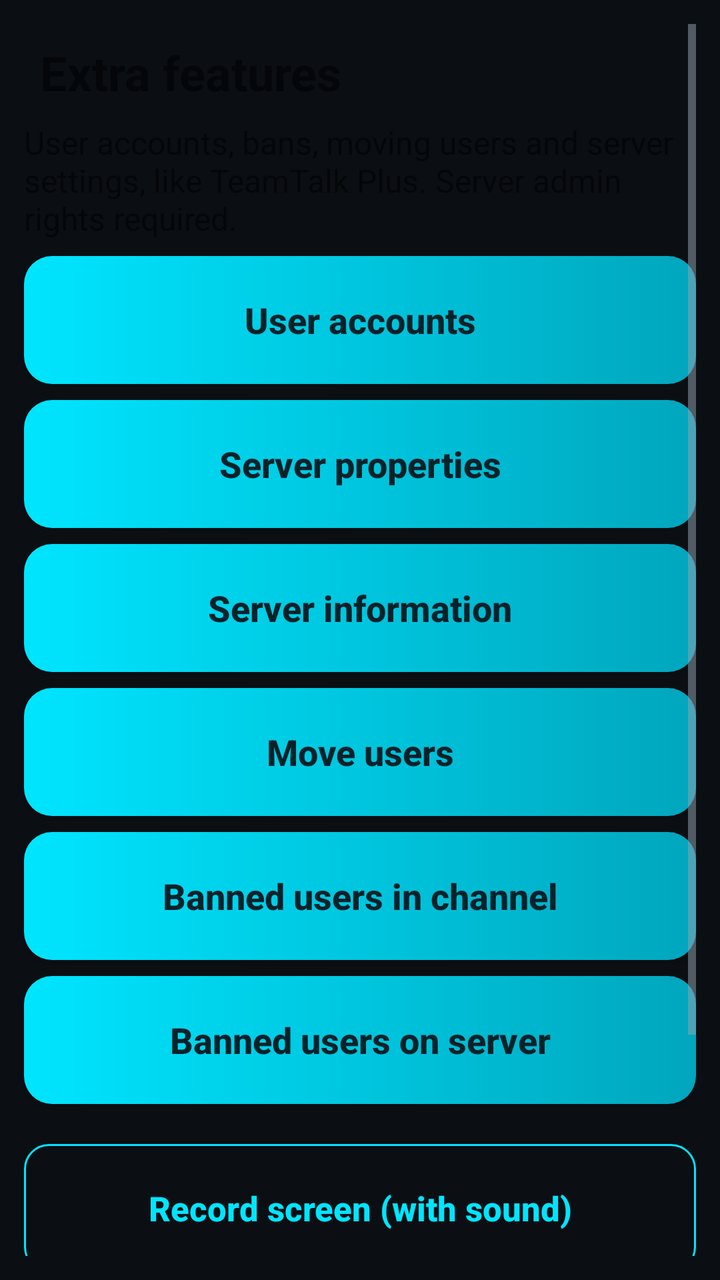
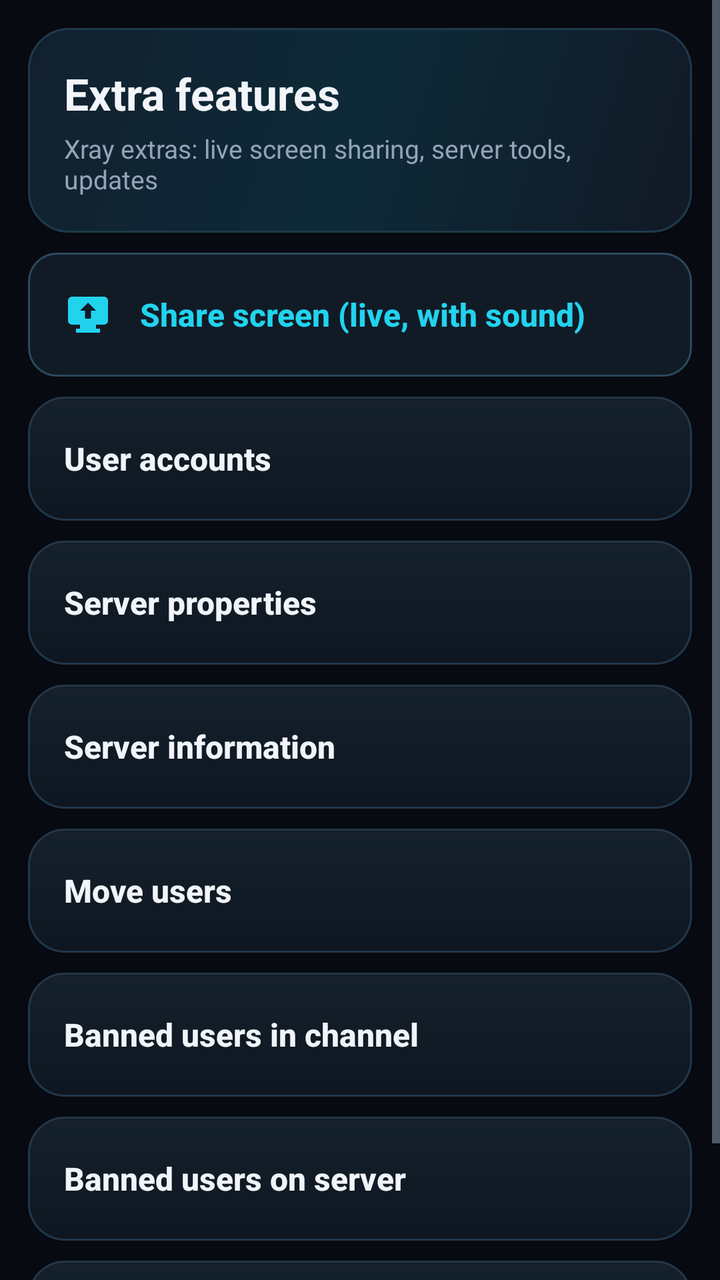

The first picture is an Android layout as it rendered before a commit; the second is the same layout after the commit. The layout source and the unified diff follow.
<!-- AndroidManifest.xml: application theme AppTheme -->
<!-- res/layout/activity_xray_admin.xml -->
<?xml version="1.0" encoding="utf-8"?>
<ScrollView xmlns:android="http://schemas.android.com/apk/res/android"
    android:layout_width="match_parent"
    android:layout_height="match_parent"
    android:padding="12dp">

    <LinearLayout
        android:layout_width="match_parent"
        android:layout_height="wrap_content"
        android:orientation="vertical">

        <TextView
            android:id="@+id/txt_xray_admin_title"
            android:layout_width="match_parent"
            android:layout_height="wrap_content"
            android:padding="8dp"
            android:text="@string/xray_admin"
            android:textSize="24sp"
            android:textStyle="bold" />

        <TextView
            android:id="@+id/txt_xray_admin_hint"
            android:layout_width="match_parent"
            android:layout_height="wrap_content"
            android:paddingBottom="8dp"
            android:text="@string/xray_admin_hint"
            android:textSize="16sp" />

        <Button
            android:id="@+id/btn_xray_user_accounts"
            android:layout_width="match_parent"
            android:layout_height="wrap_content"
            android:layout_marginBottom="8dp"
            android:contentDescription="@string/xray_user_accounts"
            android:minHeight="64dp"
            android:text="@string/xray_user_accounts"
            android:textSize="18sp" />

        <Button
            android:id="@+id/btn_xray_server_props"
            android:layout_width="match_parent"
            android:layout_height="wrap_content"
            android:layout_marginBottom="8dp"
            android:contentDescription="@string/xray_server_props"
            android:minHeight="64dp"
            android:text="@string/xray_server_props"
            android:textSize="18sp" />

        <Button
            android:id="@+id/btn_xray_server_info"
            android:layout_width="match_parent"
            android:layout_height="wrap_content"
            android:layout_marginBottom="8dp"
            android:contentDescription="@string/xray_server_info"
            android:minHeight="64dp"
            android:text="@string/xray_server_info"
            android:textSize="18sp" />

        <Button
            android:id="@+id/btn_xray_move_users"
            android:layout_width="match_parent"
            android:layout_height="wrap_content"
            android:layout_marginBottom="8dp"
            android:contentDescription="@string/xray_move_users"
            android:minHeight="64dp"
            android:text="@string/xray_move_users"
            android:textSize="18sp" />

        <Button
            android:id="@+id/btn_xray_channel_bans"
            android:layout_width="match_parent"
            android:layout_height="wrap_content"
            android:layout_marginBottom="8dp"
            android:contentDescription="@string/xray_channel_bans"
            android:minHeight="64dp"
            android:text="@string/xray_channel_bans"
            android:textSize="18sp" />

        <Button
            android:id="@+id/btn_xray_server_bans"
            android:layout_width="match_parent"
            android:layout_height="wrap_content"
            android:layout_marginBottom="8dp"
            android:contentDescription="@string/xray_server_bans"
            android:minHeight="64dp"
            android:text="@string/xray_server_bans"
            android:textSize="18sp" />

            <Button
            android:id="@+id/btn_xray_record"
            android:layout_width="match_parent"
            android:layout_height="64dp"
            android:layout_marginTop="12dp"
            android:background="@drawable/xray_btn_ghost"
            android:text="@string/xray_hub_record"
            android:textColor="@color/xray_accent"
            android:textSize="17sp" />

        <Button
            android:id="@+id/btn_xray_share"
            android:layout_width="match_parent"
            android:layout_height="64dp"
            android:layout_marginTop="8dp"
            android:background="@drawable/xray_btn_ghost"
            android:text="@string/xray_hub_share"
            android:textColor="@color/xray_accent"
            android:textSize="17sp" />
        <Button
            android:id="@+id/btn_xray_update"
            android:layout_width="match_parent"
            android:layout_height="64dp"
            android:layout_marginTop="8dp"
            android:background="@drawable/xray_btn_ghost"
            android:text="@string/xray_hub_update"
            android:textColor="@color/xray_accent"
            android:textSize="17sp" />
</LinearLayout>
</ScrollView>
<!-- resources referenced by this layout -->
<resources>
  <color name="xray_accent">#00E5FF</color>
  <!-- drawable xray_btn_ghost (drawable) -->
  <?xml version="1.0" encoding="utf-8"?>
  <ripple xmlns:android="http://schemas.android.com/apk/res/android" android:color="#3300E5FF">
      <item>
          <shape android:shape="rectangle">
              <solid android:color="#00000000" />
              <corners android:radius="12dp" />
              <stroke android:width="1dp" android:color="@color/xray_accent" />
          </shape>
      </item>
  </ripple>
  <string name="xray_admin_hint">User accounts, bans, moving users and server settings, like TeamTalk Plus. Server admin rights required.</string>
  <string name="xray_hub_record">Record screen (with sound)</string>
  <string name="xray_hub_share">Share screen (record + send)</string>
  <color name="xray_surface">#141B23</color>
  <color name="xray_bg">#0B0F14</color>
  <color name="xray_text">#ECEFF1</color>
  <color name="xray_text_dim">#93A3B1</color>
  <style name="XrayActionBar" parent="Widget.AppCompat.ActionBar.Solid">
          <item name="background">@color/xray_surface</item>
          <item name="elevation">6dp</item>
          <item name="titleTextStyle">@style/XrayActionBarTitle</item>
      </style>
  <style name="XrayButton" parent="Widget.AppCompat.Button">
          <item name="android:background">@drawable/xray_btn_primary</item>
          <item name="android:textColor">#FF06222A</item>
          <item name="android:textAllCaps">false</item>
          <item name="android:textStyle">bold</item>
          <item name="android:minHeight">48dp</item>
          <item name="android:paddingStart">18dp</item>
          <item name="android:paddingEnd">18dp</item>
      </style>
  <style name="XrayListView" parent="Widget.AppCompat.ListView">
          <item name="android:divider">@color/xray_bg</item>
          <item name="android:dividerHeight">6dp</item>
          <item name="android:paddingStart">10dp</item>
          <item name="android:paddingEnd">10dp</item>
          <item name="android:paddingTop">6dp</item>
          <item name="android:paddingBottom">6dp</item>
          <item name="android:clipToPadding">false</item>
      </style>
  <!-- drawable xray_btn_primary (drawable) -->
  <?xml version="1.0" encoding="utf-8"?>
  <ripple xmlns:android="http://schemas.android.com/apk/res/android" android:color="#5500E5FF">
      <item>
          <shape android:shape="rectangle">
              <gradient android:startColor="@color/xray_accent" android:endColor="@color/xray_accent_dim"
                  android:angle="0" />
              <corners android:radius="14dp" />
          </shape>
      </item>
  </ripple>
  <color name="xray_accent_dim">#00A6BD</color>
  <!-- unchanged entries left out for length: 11 -->
</resources>

<!-- the commit's change to res/layout/activity_xray_admin.xml (unified diff, before → after) -->
@@ -2,117 +2,85 @@
 <ScrollView xmlns:android="http://schemas.android.com/apk/res/android"
     android:layout_width="match_parent"
     android:layout_height="match_parent"
-    android:padding="12dp">
+    android:background="@color/xray_bg"
+    android:fillViewport="true">
 
     <LinearLayout
         android:layout_width="match_parent"
         android:layout_height="wrap_content"
-        android:orientation="vertical">
+        android:orientation="vertical"
+        android:paddingStart="14dp"
+        android:paddingTop="14dp"
+        android:paddingEnd="14dp"
+        android:paddingBottom="24dp">
 
-        <TextView
-            android:id="@+id/txt_xray_admin_title"
+        <LinearLayout
             android:layout_width="match_parent"
             android:layout_height="wrap_content"
-            android:padding="8dp"
-            android:text="@string/xray_admin"
-            android:textSize="24sp"
-            android:textStyle="bold" />
+            android:background="@drawable/xray_hero"
+            android:orientation="vertical"
+            android:padding="18dp">
 
-        <TextView
-            android:id="@+id/txt_xray_admin_hint"
-            android:layout_width="match_parent"
-            android:layout_height="wrap_content"
-            android:paddingBottom="8dp"
-            android:text="@string/xray_admin_hint"
-            android:textSize="16sp" />
+            <TextView
+                android:id="@+id/txt_xray_admin_title"
+                android:layout_width="match_parent"
+                android:layout_height="wrap_content"
+                android:text="@string/xray_admin"
+                android:textColor="@color/xray_text"
+                android:textSize="22sp"
+                android:textStyle="bold" />
+
+            <TextView
+                android:layout_width="match_parent"
+                android:layout_height="wrap_content"
+                android:layout_marginTop="4dp"
+                android:text="@string/xray_admin_subtitle"
+                android:textColor="@color/xray_text_dim"
+                android:textSize="13sp" />
+        </LinearLayout>
+
+        <Button
+            android:id="@+id/btn_xray_share"
+            style="@style/XrayAccentTile"
+            android:drawableStart="@drawable/xray_ic_share"
+            android:drawablePadding="14dp"
+            android:text="@string/xray_hub_share" />
 
         <Button
             android:id="@+id/btn_xray_user_accounts"
-            android:layout_width="match_parent"
-            android:layout_height="wrap_content"
-            android:layout_marginBottom="8dp"
-            android:contentDescription="@string/xray_user_accounts"
-            android:minHeight="64dp"
-            android:text="@string/xray_user_accounts"
-            android:textSize="18sp" />
+            style="@style/XrayTile"
+            android:text="@string/xray_user_accounts" />
 
         <Button
             android:id="@+id/btn_xray_server_props"
-            android:layout_width="match_parent"
-            android:layout_height="wrap_content"
-            android:layout_marginBottom="8dp"
-            android:contentDescription="@string/xray_server_props"
-            android:minHeight="64dp"
-            android:text="@string/xray_server_props"
-            android:textSize="18sp" />
+            style="@style/XrayTile"
+            android:text="@string/xray_server_props" />
 
         <Button
             android:id="@+id/btn_xray_server_info"
-            android:layout_width="match_parent"
-            android:layout_height="wrap_content"
-            android:layout_marginBottom="8dp"
-            android:contentDescription="@string/xray_server_info"
-            android:minHeight="64dp"
-            android:text="@string/xray_server_info"
-            android:textSize="18sp" />
+            style="@style/XrayTile"
+            android:text="@string/xray_server_info" />
 
         <Button
             android:id="@+id/btn_xray_move_users"
-            android:layout_width="match_parent"
-            android:layout_height="wrap_content"
-            android:layout_marginBottom="8dp"
-            android:contentDescription="@string/xray_move_users"
-            android:minHeight="64dp"
-            android:text="@string/xray_move_users"
-            android:textSize="18sp" />
+            style="@style/XrayTile"
+            android:text="@string/xray_move_users" />
 
         <Button
             android:id="@+id/btn_xray_channel_bans"
-            android:layout_width="match_parent"
-            android:layout_height="wrap_content"
-            android:layout_marginBottom="8dp"
-            android:contentDescription="@string/xray_channel_bans"
-            android:minHeight="64dp"
-            android:text="@string/xray_channel_bans"
-            android:textSize="18sp" />
+            style="@style/XrayTile"
+            android:text="@string/xray_channel_bans" />
 
         <Button
             android:id="@+id/btn_xray_server_bans"
-            android:layout_width="match_parent"
-            android:layout_height="wrap_content"
-            android:layout_marginBottom="8dp"
-            android:contentDescription="@string/xray_server_bans"
-            android:minHeight="64dp"
-            android:text="@string/xray_server_bans"
-            android:textSize="18sp" />
-
-            <Button
-            android:id="@+id/btn_xray_record"
-            android:layout_width="match_parent"
-            android:layout_height="64dp"
-            android:layout_marginTop="12dp"
-            android:background="@drawable/xray_btn_ghost"
-            android:text="@string/xray_hub_record"
-            android:textColor="@color/xray_accent"
-            android:textSize="17sp" />
+            style="@style/XrayTile"
+            android:text="@string/xray_server_bans" />
 
         <Button
-            android:id="@+id/btn_xray_share"
-            android:layout_width="match_parent"
-            android:layout_height="64dp"
-            android:layout_marginTop="8dp"
-            android:background="@drawable/xray_btn_ghost"
-            android:text="@string/xray_hub_share"
-            android:textColor="@color/xray_accent"
-            android:textSize="17sp" />
-        <Button
             android:id="@+id/btn_xray_update"
-            android:layout_width="match_parent"
-            android:layout_height="64dp"
-            android:layout_marginTop="8dp"
-            android:background="@drawable/xray_btn_ghost"
-            android:text="@string/xray_hub_update"
-            android:textColor="@color/xray_accent"
-            android:textSize="17sp" />
-</LinearLayout>
+            style="@style/XrayTile"
+            android:drawableStart="@drawable/xray_ic_update"
+            android:drawablePadding="14dp"
+            android:text="@string/xray_hub_update" />
+    </LinearLayout>
 </ScrollView>
<!-- resource entries referenced after the edit -->
@@ -1,37 +1,88 @@
 <!-- resources referenced by this layout -->
 <resources>
-  <color name="xray_accent">#00E5FF</color>
-  <!-- drawable xray_btn_ghost (drawable) -->
+  <color name="xray_accent">#22D3EE</color>
+  <!-- drawable xray_tile (drawable) -->
   <?xml version="1.0" encoding="utf-8"?>
-  <ripple xmlns:android="http://schemas.android.com/apk/res/android" android:color="#3300E5FF">
+  <ripple xmlns:android="http://schemas.android.com/apk/res/android" android:color="#4422D3EE">
       <item>
           <shape android:shape="rectangle">
-              <solid android:color="#00000000" />
-              <corners android:radius="12dp" />
-              <stroke android:width="1dp" android:color="@color/xray_accent" />
+              <gradient android:startColor="#14202C" android:endColor="#0E1721" android:angle="270" />
+              <corners android:radius="18dp" />
+              <stroke android:width="1dp" android:color="#22364A" />
           </shape>
       </item>
   </ripple>
-  <string name="xray_admin_hint">User accounts, bans, moving users and server settings, like TeamTalk Plus. Server admin rights required.</string>
-  <string name="xray_hub_record">Record screen (with sound)</string>
-  <string name="xray_hub_share">Share screen (record + send)</string>
-  <color name="xray_surface">#141B23</color>
-  <color name="xray_bg">#0B0F14</color>
-  <color name="xray_text">#ECEFF1</color>
-  <color name="xray_text_dim">#93A3B1</color>
+  <!-- drawable xray_btn_ghost (drawable) -->
+  <?xml version="1.0" encoding="utf-8"?>
+  <ripple xmlns:android="http://schemas.android.com/apk/res/android" android:color="#3322D3EE">
+      <item>
+          <shape android:shape="rectangle">
+              <solid android:color="#111B26" />
+              <corners android:radius="14dp" />
+              <stroke android:width="1dp" android:color="#2A4A5E" />
+          </shape>
+      </item>
+  </ripple>
+  <string name="xray_hub_share">Share screen (live, with sound)</string>
+  <style name="XrayAccentTile" parent="XrayTile">
+          <item name="android:background">@drawable/xray_btn_ghost</item>
+          <item name="android:textColor">@color/xray_accent</item>
+          <item name="android:textStyle">bold</item>
+      </style>
+  <style name="XrayTile">
+          <item name="android:layout_width">match_parent</item>
+          <item name="android:layout_height">62dp</item>
+          <item name="android:layout_marginTop">10dp</item>
+          <item name="android:background">@drawable/xray_tile</item>
+          <item name="android:textColor">@color/xray_text</item>
+          <item name="android:textAllCaps">false</item>
+          <item name="android:textSize">16sp</item>
+          <item name="android:gravity">center_vertical|start</item>
+          <item name="android:paddingStart">18dp</item>
+          <item name="android:paddingEnd">18dp</item>
+          <item name="android:stateListAnimator">@null</item>
+      </style>
+  <color name="xray_surface">#111925</color>
+  <color name="xray_bg">#070A10</color>
+  <color name="xray_text">#F1F5F9</color>
+  <color name="xray_text_dim">#94A3B8</color>
+  <!-- drawable xray_hero (drawable) -->
+  <?xml version="1.0" encoding="utf-8"?>
+  <shape xmlns:android="http://schemas.android.com/apk/res/android" android:shape="rectangle">
+      <gradient android:startColor="#12202E" android:centerColor="#0E2A38" android:endColor="#111925"
+          android:angle="315" />
+      <corners android:radius="20dp" />
+      <stroke android:width="1dp" android:color="#1E3A4C" />
+  </shape>
+  <!-- drawable xray_ic_share (drawable) -->
+  <?xml version="1.0" encoding="utf-8"?>
+  <vector xmlns:android="http://schemas.android.com/apk/res/android"
+      android:width="24dp" android:height="24dp"
+      android:viewportWidth="24" android:viewportHeight="24">
+      <path android:fillColor="#22D3EE"
+          android:pathData="M4,3h16a2,2 0,0 1,2 2v10a2,2 0,0 1,-2 2h-4v2h2v2H6v-2h2v-2H4a2,2 0,0 1,-2 -2V5a2,2 0,0 1,2 -2zM12,6l-4,4h2.5v4h3v-4H16z" />
+  </vector>
+  <!-- drawable xray_ic_update (drawable) -->
+  <?xml version="1.0" encoding="utf-8"?>
+  <vector xmlns:android="http://schemas.android.com/apk/res/android"
+      android:width="24dp" android:height="24dp"
+      android:viewportWidth="24" android:viewportHeight="24">
+      <path android:fillColor="#22D3EE"
+          android:pathData="M12,4V1L8,5l4,4V6a6,6 0,1 1,-6 6H4a8,8 0,1 0,8 -8z" />
+  </vector>
+  <string name="xray_admin_subtitle">Xray extras: live screen sharing, server tools, updates</string>
   <style name="XrayActionBar" parent="Widget.AppCompat.ActionBar.Solid">
           <item name="background">@color/xray_surface</item>
-          <item name="elevation">6dp</item>
+          <item name="elevation">8dp</item>
           <item name="titleTextStyle">@style/XrayActionBarTitle</item>
       </style>
   <style name="XrayButton" parent="Widget.AppCompat.Button">
           <item name="android:background">@drawable/xray_btn_primary</item>
-          <item name="android:textColor">#FF06222A</item>
+          <item name="android:textColor">#04212B</item>
           <item name="android:textAllCaps">false</item>
           <item name="android:textStyle">bold</item>
           <item name="android:minHeight">48dp</item>
-          <item name="android:paddingStart">18dp</item>
-          <item name="android:paddingEnd">18dp</item>
+          <item name="android:stateListAnimator">@null</item>
       </style>
   <style name="XrayListView" parent="Widget.AppCompat.ListView">
           <item name="android:divider">@color/xray_bg</item>
@@ -41,19 +92,18 @@
           <item name="android:paddingTop">6dp</item>
           <item name="android:paddingBottom">6dp</item>
           <item name="android:clipToPadding">false</item>
+          <item name="android:scrollbarStyle">outsideOverlay</item>
       </style>
   <!-- drawable xray_btn_primary (drawable) -->
   <?xml version="1.0" encoding="utf-8"?>
-  <ripple xmlns:android="http://schemas.android.com/apk/res/android" android:color="#5500E5FF">
+  <ripple xmlns:android="http://schemas.android.com/apk/res/android" android:color="#6622D3EE">
       <item>
           <shape android:shape="rectangle">
-              <gradient android:startColor="@color/xray_accent" android:endColor="@color/xray_accent_dim"
-                  android:angle="0" />
-              <corners android:radius="14dp" />
+              <gradient android:startColor="#22D3EE" android:endColor="#0891B2" android:angle="0" />
+              <corners android:radius="16dp" />
           </shape>
       </item>
   </ripple>
-  <color name="xray_accent_dim">#00A6BD</color>
   <!-- unchanged entries left out for length: 11 -->
 </resources>
 
